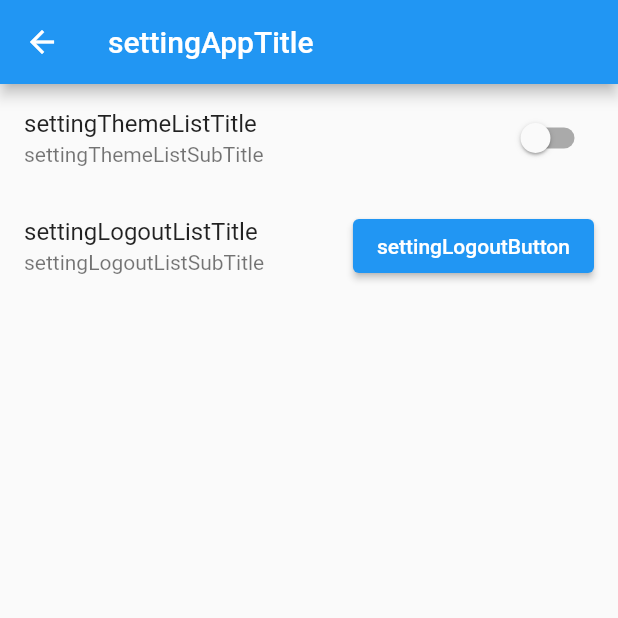
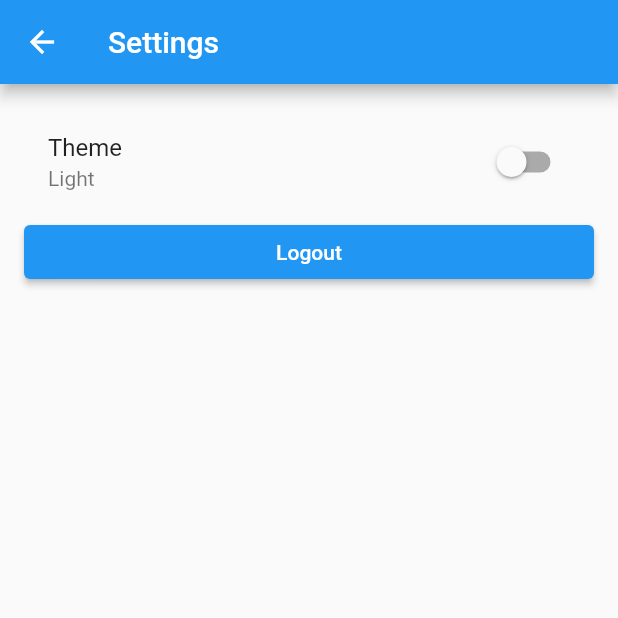
Before and after one commit to dizayn3r/todo, a Flutter app: the screen it shows after launch, after a tap on the "settings" icon, on a phone screen of 412 x 824 dp, the top half of it. Run offline on Flutter 3.47's test engine with Material 2 defaults, Android fonts, the phone set to English and light mode, and no system bars; our stand-ins replace cloud_firestore, firebase_auth, firebase_core, flutter_platform_widgets, shared_preferences; accounts and stored records are empty.

Commit message:
Complete app.

```diff
--- a/lib/main.dart
+++ b/lib/main.dart
@@ -1,3 +1,4 @@
+import 'package:firebase_auth/firebase_auth.dart';
 import 'package:firebase_core/firebase_core.dart';
 import 'package:flutter/material.dart';
 import 'package:flutter/services.dart';
@@ -7,7 +8,7 @@ import 'package:todo/providers/theme_provider.dart';
 import 'package:todo/services/firestore_database.dart';
 import 'package:provider/provider.dart';
 
-Future<void> main() async{
+Future<void> main() async {
   WidgetsFlutterBinding.ensureInitialized();
   await Firebase.initializeApp();
   SystemChrome.setPreferredOrientations([DeviceOrientation.portraitUp]).then(
@@ -17,6 +18,7 @@ Future<void> main() async{
       * MultiProvider for top services that do not depends on any runtime values
       * such as user uid/email.
        */
+
         MultiProvider(
           providers: [
             ChangeNotifierProvider<ThemeProvider>(
@@ -27,7 +29,9 @@ Future<void> main() async{
             ),
           ],
           child: MyApp(
-            databaseBuilder: (_, uid) => FirestoreDatabase(uid: uid),
+            databaseBuilder: (_, uid) {
+              return FirestoreDatabase(uid: uid);
+            },
             key: const Key('MyApp'),
           ),
         ),
--- a/lib/my_app.dart
+++ b/lib/my_app.dart
@@ -1,6 +1,5 @@
 import 'package:flutter/material.dart';
 import 'package:todo/auth_widget_builder.dart';
-import 'package:todo/constants/app_themes.dart';
 import 'package:todo/models/user_model.dart';
 import 'package:todo/providers/auth_provider.dart';
 import 'package:todo/providers/theme_provider.dart';
@@ -40,13 +39,13 @@ class MyApp extends StatelessWidget {
                       : ThemeMode.light,
                   home: Consumer<AuthProvider>(
                     builder: (_, authProviderRef, __) {
+                      //{context, data, child}
                       if (userSnapshot.connectionState ==
                           ConnectionState.active) {
                         return userSnapshot.hasData
                             ? const HomeScreen()
-                            : SignInScreen();
+                            : const SignInScreen();
                       }
-
                       return const Material(
                         child: CircularProgressIndicator(),
                       );
--- a/lib/services/firestore_database.dart
+++ b/lib/services/firestore_database.dart
@@ -1,5 +1,6 @@
 import 'dart:async';
 
+import 'package:firebase_auth/firebase_auth.dart';
 import 'package:todo/models/todo_model.dart';
 import 'package:todo/services/firestore_path.dart';
 import 'package:cloud_firestore/cloud_firestore.dart';
--- a/lib/ui/auth/register_screen.dart
+++ b/lib/ui/auth/register_screen.dart
@@ -117,6 +117,11 @@ class _RegisterScreenState extends State<RegisterScreen> {
                                     _passwordController.text);
 
                             if (userModel == null) {
+                              ScaffoldMessenger.of(context).showSnackBar(
+                                SnackBar(
+                                  content: Text("Sign In"),
+                                ),
+                              );
                               _scaffoldKey.currentState!.showSnackBar(SnackBar(
                                 content: Text("Sign In"),
                               ));
--- a/lib/ui/setting/setting_screen.dart
+++ b/lib/ui/setting/setting_screen.dart
@@ -12,20 +12,22 @@ class SettingScreen extends StatelessWidget {
   Widget build(BuildContext context) {
     return Scaffold(
       appBar: AppBar(
-        title: Text("settingAppTitle"),
+        title: Text("Settings"),
       ),
       body: _buildLayoutSection(context),
     );
   }
 
   Widget _buildLayoutSection(BuildContext context) {
+    String themeType = Provider.of<ThemeProvider>(context).isDarkModeOn == false
+        ? "Light"
+        : "Dark";
     return ListView(
+      padding: const EdgeInsets.all(16.0),
       children: <Widget>[
         ListTile(
-          title: Text(
-              "settingThemeListTitle"),
-          subtitle: Text(
-              "settingThemeListSubTitle"),
+          title: Text("Theme"),
+          subtitle: Text(themeType),
           trailing: Switch(
             activeColor: Theme.of(context).appBarTheme.backgroundColor,
             activeTrackColor: Theme.of(context).textTheme.titleMedium!.color,
@@ -36,17 +38,11 @@ class SettingScreen extends StatelessWidget {
             },
           ),
         ),
-        ListTile(
-          title: Text(
-              "settingLogoutListTitle"),
-          subtitle: Text(
-            "settingLogoutListSubTitle"),
-          trailing: ElevatedButton(
+        ElevatedButton(
           onPressed: () {
             _confirmSignOut(context);
           },
-              child: Text(
-                 "settingLogoutButton")),
+          child: Text("Logout"),
         )
       ],
     );
@@ -57,11 +53,10 @@ class SettingScreen extends StatelessWidget {
         context: context,
         builder: (_) => PlatformAlertDialog(
               material: (_, PlatformTarget target) => MaterialAlertDialogData(
-              backgroundColor: Theme.of(context).appBarTheme.backgroundColor),
-          title: Text(
-             "alertDialogTitle"),
-          content: Text(
-             "alertDialogMessage"),
+                  backgroundColor:
+                      Theme.of(context).appBarTheme.backgroundColor),
+              title: Text("Log out"),
+              content: Text("Do you want to log out from the app."),
               actions: <Widget>[
                 PlatformDialogAction(
                   child: PlatformText("No"),
@@ -72,9 +67,7 @@ class SettingScreen extends StatelessWidget {
                   onPressed: () {
                     final authProvider =
                         Provider.of<AuthProvider>(context, listen: false);
-
                     authProvider.signOut();
-
                     Navigator.pop(context);
                     Navigator.of(context).pushNamedAndRemoveUntil(
                         Routes.login, ModalRoute.withName(Routes.login));
--- a/lib/ui/todo/todos_screen.dart
+++ b/lib/ui/todo/todos_screen.dart
@@ -27,8 +27,7 @@ class TodosScreen extends StatelessWidget {
           builder: (context, snapshot) {
             final UserModel? user = snapshot.data as UserModel?;
             return Text(
-              user != null ? user.email! : "To do",
-              style: const TextStyle(fontSize: 16),
+             "${user?.email}",
             );
           },
         ),
@@ -84,7 +83,6 @@ class TodosScreen extends StatelessWidget {
                 itemBuilder: (context, index) {
                   return Dismissible(
                     background: Container(
-                      color: Colors.red,
                       child: Center(
                           child: Text(
                         "todosDismissibleMsgTxt",
```
Also changed, not shown: lib/ui/auth/sign_in_screen.dart (+29 -23 lines), lib/ui/todo/create_edit_todo_screen.dart (+16 -12 lines), lib/ui/todo/todos_extra_actions.dart (+4 -4 lines). Lines whose indentation alone changed are shown as unchanged.
